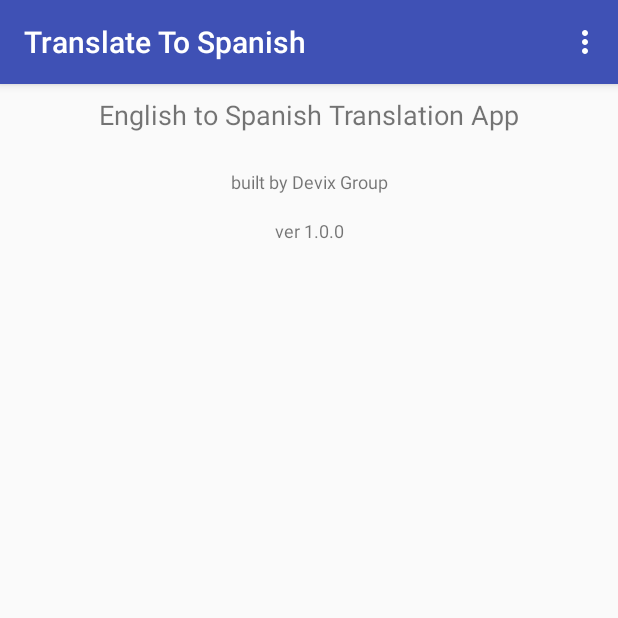
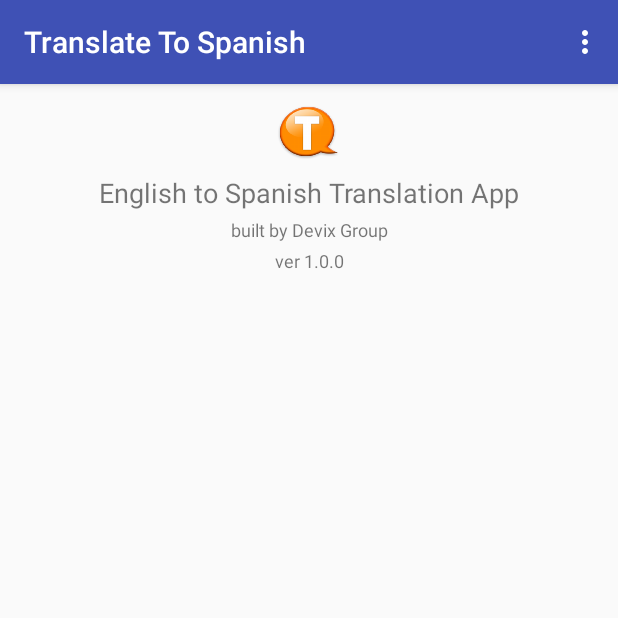
Before and after one commit to jeffrade/translate-to-spanish, an Android app: the screen it shows after launch (MainActivity), in the options menu, after a tap on "About", on a phone screen of 412 x 824 dp, the top half of it. Run offline under Robolectric (Android 15) with nearby library versions, the phone set to English and light mode, and no system bars; our stand-ins replace Volley; pictures from the network do not load.

Commit message:
Adding logo and fixed spacing (added dimens) on about fragment

```diff
--- a/app/src/main/res/layout/fragment_about.xml
+++ b/app/src/main/res/layout/fragment_about.xml
@@ -8,24 +8,28 @@
     android:paddingTop="@dimen/activity_vertical_margin"
     tools:context="com.devixgroup.translatetospanish.AboutFragment">
 
-    <!-- Place logo here -->
+    <ImageView
+        android:id="@+id/about_app_logo"
+        android:src="@mipmap/ic_launcher"
+        android:layout_width="match_parent"
+        android:layout_height="wrap_content"
+        android:layout_marginTop="@dimen/large_vertical_margin" />
 
     <TextView
         android:layout_width="match_parent"
         android:layout_height="wrap_content"
         android:text="@string/app_about_text"
-        android:layout_marginTop="@dimen/large_vertical_margin"
-        android:layout_marginBottom="@dimen/small_vertical_margin"
+        android:layout_marginTop="@dimen/tiny_vertical_margin"
         android:textSize="@dimen/medium_text_size"
         android:textAlignment="center"
-        android:id="@+id/about_text"/>
+        android:id="@+id/about_text"
+        android:layout_below="@id/about_app_logo"/>
 
     <TextView
         android:layout_width="match_parent"
         android:layout_height="wrap_content"
         android:text="@string/app_about_sub_text"
-        android:layout_marginTop="@dimen/small_vertical_margin"
-        android:layout_marginBottom="@dimen/small_vertical_margin"
+        android:layout_marginTop="@dimen/tiny_vertical_margin"
         android:textSize="@dimen/small_text_size"
         android:textAlignment="center"
         android:id="@+id/about_sub_text"
@@ -36,7 +40,6 @@
         android:layout_height="wrap_content"
         android:text="@string/app_about_ver_text"
         android:layout_marginTop="@dimen/tiny_vertical_margin"
-        android:layout_marginBottom="@dimen/small_vertical_margin"
         android:textSize="@dimen/small_text_size"
         android:textAlignment="center"
         android:id="@+id/about_ver_text"
```
Also changed, not shown: app/src/main/res/values/dimens.xml (+15 -0 lines).
